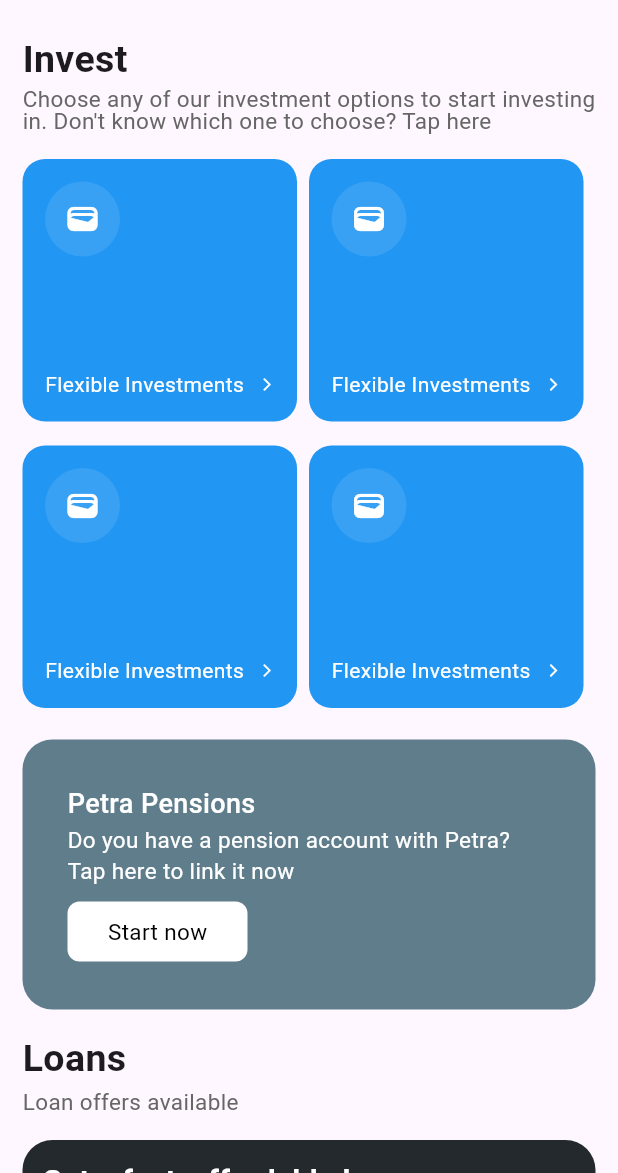
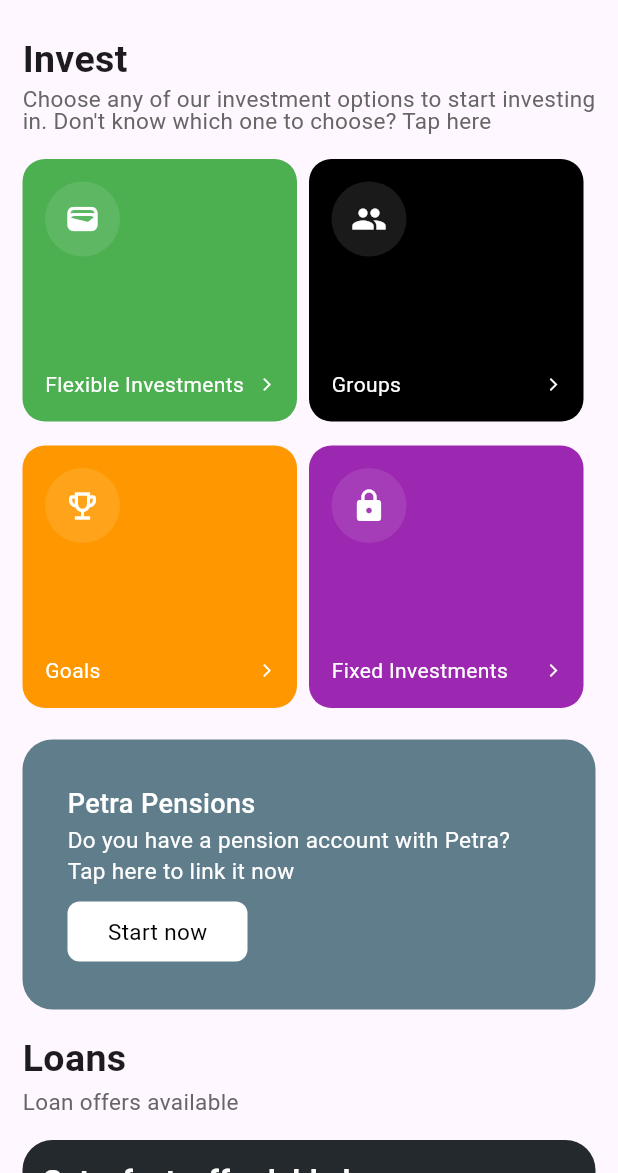
Before and after one commit to itsjasonagyeman/achieve_clone, a Flutter app: the ExplorePage screen opened directly, on a phone screen of 412 x 824 dp, the part 63-1236 px from its top. Run offline on Flutter 3.47's test engine with Material 3 defaults, Android fonts, the phone set to English and light mode, and no system bars; our stand-ins replace carousel_slider; statements that could not run were skipped.

Commit message:
Fleshed out explore page more

```diff
--- a/lib/pages/explore_page.dart
+++ b/lib/pages/explore_page.dart
@@ -1,4 +1,6 @@
 import 'package:achieve_clone/general_components/custom_app_bar.dart';
+import 'package:achieve_clone/pages/Navigate%20from%20homepage/Investment_vault.dart';
+import 'package:achieve_clone/pages/Navigate%20from%20homepage/Investment_vault_components/Save_invest/save_invest_page.dart';
 import 'package:achieve_clone/pages/Navigate%20from%20homepage/petra_pensions.dart';
 import 'package:achieve_clone/pages/more_page.dart';
 import 'package:flutter/material.dart';
@@ -12,8 +14,42 @@ class ExplorePage extends StatefulWidget {
 }
 
 class _ExplorePageState extends State<ExplorePage> {
+
+  final List pageName = [
+    'Flexible Investments',
+    'Groups',
+    'Goals',
+    'Fixed Investments',
+  ];
+
+  final List pageImage = [
+    Icons.wallet,
+    Icons.people,
+    Icons.emoji_events_outlined,
+    Icons.lock,
+  ];
+
+  final List pageColour = [
+    Colors.green,
+    Colors.black,
+    Colors.orange,
+    Colors.purple,
+  ];
+
+  final List navigation = [
+      const SaveInvestPage(),
+      const SaveInvestPage(),
+      const InvestmentVault(),
+      const SaveInvestPage(),
+  ];
+
+
   @override
   Widget build(BuildContext context) {
+
+
+
+
     return SafeArea(
       child: Scaffold(
         appBar: const CustomAppBar(),
@@ -42,8 +78,12 @@ class _ExplorePageState extends State<ExplorePage> {
                       return Padding(
                         padding: const EdgeInsets.fromLTRB(0,8,8,8),
                         child:
-                        Container(height: 100,  decoration: BoxDecoration(
-                            color: Colors.blue,
+                        GestureDetector(
+                          onTap: (){
+                            Navigator.push(context, MaterialPageRoute(builder: (context)=> navigation[index]));
+                          },
+                          child: Container(height: 100,  decoration: BoxDecoration(
+                              color: pageColour[index],
                               borderRadius: BorderRadius.circular(15)
                             ),
                             child: Padding(
@@ -59,17 +99,18 @@ class _ExplorePageState extends State<ExplorePage> {
                                       color: Colors.white.withOpacity(0.1),
                                       shape: BoxShape.circle
                                     ),
-                                  child: const Center(child: Icon(Icons.wallet, color: Colors.white,)),
+                                    child: Center(child: Icon(pageImage[index], color: Colors.white,)),
                                   ),
                                   const Spacer(),
-                                const Row(
+                                  Row(
                                     children: [
-                                    Text('Flexible Investments', style: TextStyle(color: Colors.white, fontSize: 14),),
-                                    Spacer(),
-                                    Icon(Icons.arrow_forward_ios, color: Colors.white, size: 10,)
+                                      Text(pageName[index], style: const TextStyle(color: Colors.white, fontSize: 14),),
+                                      const Spacer(),
+                                      const Icon(Icons.arrow_forward_ios, color: Colors.white, size: 10,)
                                     ],
                                   )
                                 ],
+                              ),
                             ),
                           ),
                         ),
```
Lines whose indentation alone changed are shown as unchanged.
